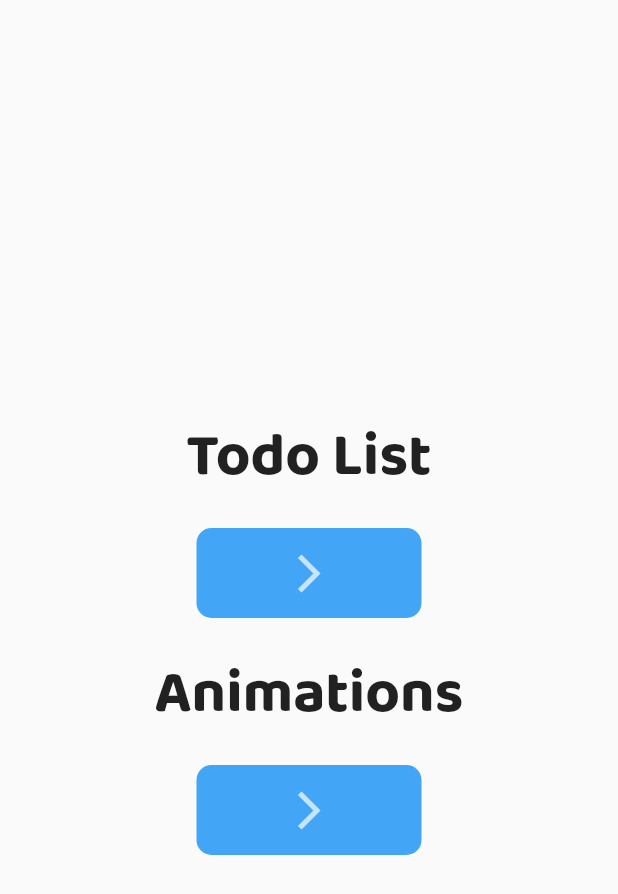
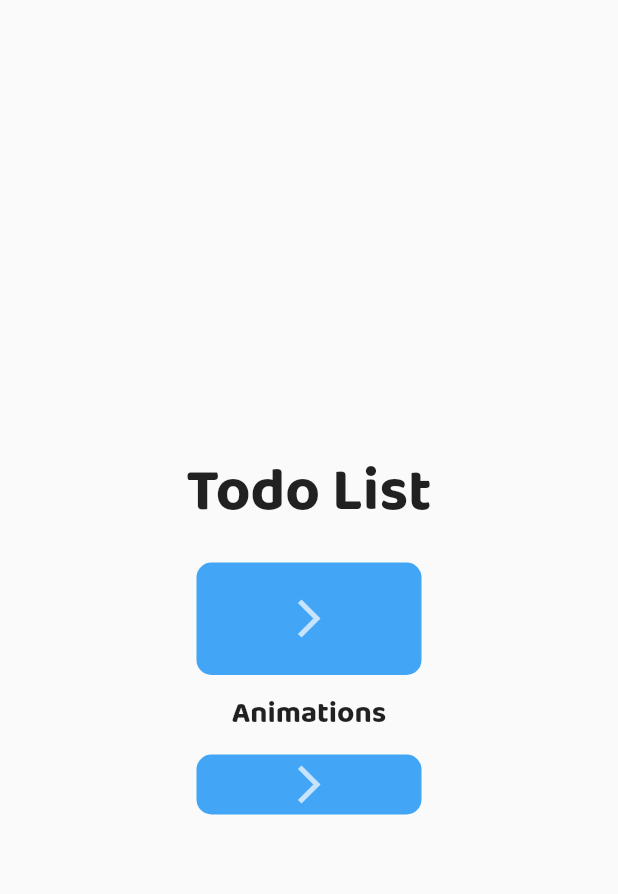
Before and after one commit to lickorice/flutter-todo-list, a Flutter app: the screen it shows after launch, on a phone screen of 412 x 824 dp. Shown: the top 894 px of the screen. Run offline on Flutter 3.47's test engine with Material 2 defaults, Android fonts, the phone set to English and light mode, and no system bars.

Commit message:
Remove hardcoded buttons, use EnterButton instead

```diff
--- a/lib/widgets/HomePage.dart
+++ b/lib/widgets/HomePage.dart
@@ -24,22 +24,22 @@ class HomePage extends StatelessWidget {
             ),
           ),
           // The enter button:
-          EnterButton(),
+          EnterButton(75, 150, '/todo_list'),
 
           Center(
             child: Padding(
-              padding: const EdgeInsets.all(20.0),
+              padding: const EdgeInsets.all(10.0),
               child: Text(
                 "Animations",
                 style: TextStyle(
                   //applies style to your text
-                    fontSize: 40,
+                    fontSize: 20,
                     fontWeight: FontWeight.bold),
               ),
             ),
           ),
           // The enter button
-          AnimationButton(),
+          EnterButton(40, 150, '/animation_page'),
         ],
       ),
     );
@@ -48,6 +48,12 @@ class HomePage extends StatelessWidget {
 
 class EnterButton extends StatefulWidget {
   @override
+
+  final double height, width;
+  final String route;
+
+  EnterButton(this.height, this.width, this.route);
+
   _EnterButtonState createState() => _EnterButtonState();
 }
 
@@ -58,13 +64,13 @@ class _EnterButtonState extends State<EnterButton> {
       onPressed: () {
         setState(() {
           // Go to the to-do list here:
-          Navigator.pushNamed(context, '/todo_list');
+          Navigator.pushNamed(context, widget.route);
         });
       },
       child: Center(
         child: Container(
-          width: 150.0,
-          height: 60.0,
+          width: widget.width,
+          height: widget.height,
           decoration: BoxDecoration(
             border: Border.all(color: Colors.transparent),
             color: Color(0xFF42A5F5),
@@ -78,36 +84,3 @@ class _EnterButtonState extends State<EnterButton> {
     );
   }
 }
-
-class AnimationButton extends StatefulWidget {
-  @override
-  _AnimationButtonState createState() => _AnimationButtonState();
-}
-
-class _AnimationButtonState extends State<AnimationButton> {
-  @override
-  Widget build(BuildContext context) {
-    return FlatButton(
-      onPressed: () {
-        setState(() {
-          // Go to the to-do list here:
-          Navigator.pushNamed(context, '/animation_page');
-        });
-      },
-      child: Center(
-        child: Container(
-          width: 150.0,
-          height: 60.0,
-          decoration: BoxDecoration(
-            border: Border.all(color: Colors.transparent),
-            color: Color(0xFF42A5F5),
-            borderRadius: BorderRadius.all(
-                Radius.circular(10.0) // Value is border radius
-            ),
-          ),
-          child: Icon(Icons.arrow_forward_ios, color: Colors.white70, size: 30),
-        ),
-      ),
-    );
-  }
-}
```
